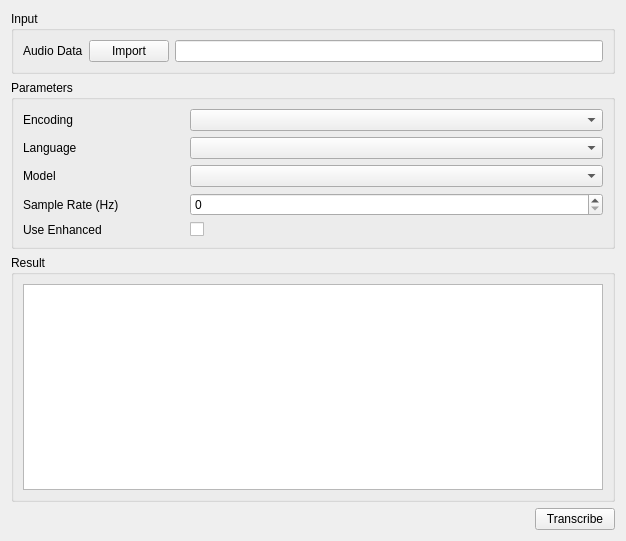
This is src/app/gui/transcription.ui in introlab/rendezvous as Qt 5 draws it before an edit. The edited form follows.
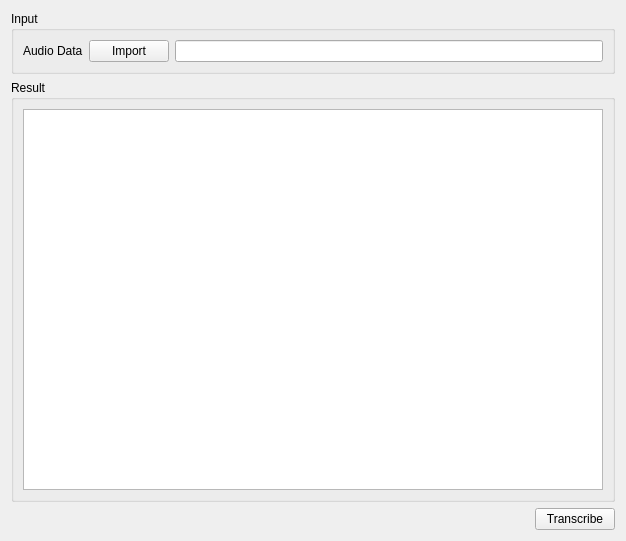
This is the edited form.

Commit message: transcription automation as an option (#53)

The edit to the form file:
```diff
--- a/src/app/gui/transcription.ui
+++ b/src/app/gui/transcription.ui
@@ -11,138 +11,14 @@
    </rect>
   </property>
   <layout class="QGridLayout" name="gridLayout">
-   <item row="4" column="1">
+   <item row="3" column="1">
     <widget class="QPushButton" name="btnTranscribe">
      <property name="text">
       <string>Transcribe</string>
      </property>
     </widget>
    </item>
-   <item row="4" column="0">
-    <spacer name="horizontalSpacer">
-     <property name="orientation">
-      <enum>Qt::Horizontal</enum>
-     </property>
-     <property name="sizeHint" stdset="0">
-      <size>
-       <width>40</width>
-       <height>20</height>
-      </size>
-     </property>
-    </spacer>
-   </item>
    <item row="1" column="0" colspan="2">
-    <widget class="QGroupBox" name="groupBox_2">
-     <property name="title">
-      <string>Parameters</string>
-     </property>
-     <layout class="QGridLayout" name="gridLayout_3">
-      <item row="1" column="1">
-       <widget class="QComboBox" name="language"/>
-      </item>
-      <item row="0" column="1">
-       <widget class="QComboBox" name="encoding"/>
-      </item>
-      <item row="3" column="0">
-       <widget class="QLabel" name="label_2">
-        <property name="maximumSize">
-         <size>
-          <width>16777215</width>
-          <height>16777215</height>
-         </size>
-        </property>
-        <property name="text">
-         <string>Sample Rate (Hz)</string>
-        </property>
-       </widget>
-      </item>
-      <item row="0" column="0">
-       <widget class="QLabel" name="label_8">
-        <property name="sizePolicy">
-         <sizepolicy hsizetype="Maximum" vsizetype="Preferred">
-          <horstretch>0</horstretch>
-          <verstretch>0</verstretch>
-         </sizepolicy>
-        </property>
-        <property name="minimumSize">
-         <size>
-          <width>161</width>
-          <height>0</height>
-         </size>
-        </property>
-        <property name="text">
-         <string>Encoding</string>
-        </property>
-       </widget>
-      </item>
-      <item row="3" column="1">
-       <widget class="QSpinBox" name="sampleRate"/>
-      </item>
-      <item row="2" column="1">
-       <widget class="QComboBox" name="model"/>
-      </item>
-      <item row="6" column="1">
-       <widget class="QCheckBox" name="enhanced">
-        <property name="layoutDirection">
-         <enum>Qt::LeftToRight</enum>
-        </property>
-        <property name="text">
-         <string/>
-        </property>
-       </widget>
-      </item>
-      <item row="6" column="0">
-       <widget class="QLabel" name="label_7">
-        <property name="maximumSize">
-         <size>
-          <width>16777215</width>
-          <height>16777215</height>
-         </size>
-        </property>
-        <property name="text">
-         <string>Use Enhanced</string>
-        </property>
-        <property name="wordWrap">
-         <bool>false</bool>
-        </property>
-       </widget>
-      </item>
-      <item row="2" column="0">
-       <widget class="QLabel" name="label_5">
-        <property name="maximumSize">
-         <size>
-          <width>16777215</width>
-          <height>16777215</height>
-         </size>
-        </property>
-        <property name="text">
-         <string>Model</string>
-        </property>
-       </widget>
-      </item>
-      <item row="1" column="0">
-       <widget class="QLabel" name="label_4">
-        <property name="sizePolicy">
-         <sizepolicy hsizetype="Minimum" vsizetype="Preferred">
-          <horstretch>0</horstretch>
-          <verstretch>0</verstretch>
-         </sizepolicy>
-        </property>
-        <property name="maximumSize">
-         <size>
-          <width>16777215</width>
-          <height>16777215</height>
-         </size>
-        </property>
-        <property name="text">
-         <string>Language</string>
-        </property>
-       </widget>
-      </item>
-     </layout>
-    </widget>
-   </item>
-   <item row="2" column="0" colspan="2">
     <widget class="QGroupBox" name="groupBox_3">
      <property name="title">
       <string>Result</string>
@@ -165,6 +41,19 @@
      </layout>
     </widget>
    </item>
+   <item row="3" column="0">
+    <spacer name="horizontalSpacer">
+     <property name="orientation">
+      <enum>Qt::Horizontal</enum>
+     </property>
+     <property name="sizeHint" stdset="0">
+      <size>
+       <width>40</width>
+       <height>20</height>
+      </size>
+     </property>
+    </spacer>
+   </item>
    <item row="0" column="0" colspan="2">
     <widget class="QGroupBox" name="groupBox">
      <property name="title">
```
The commit also changes 11 other files.
